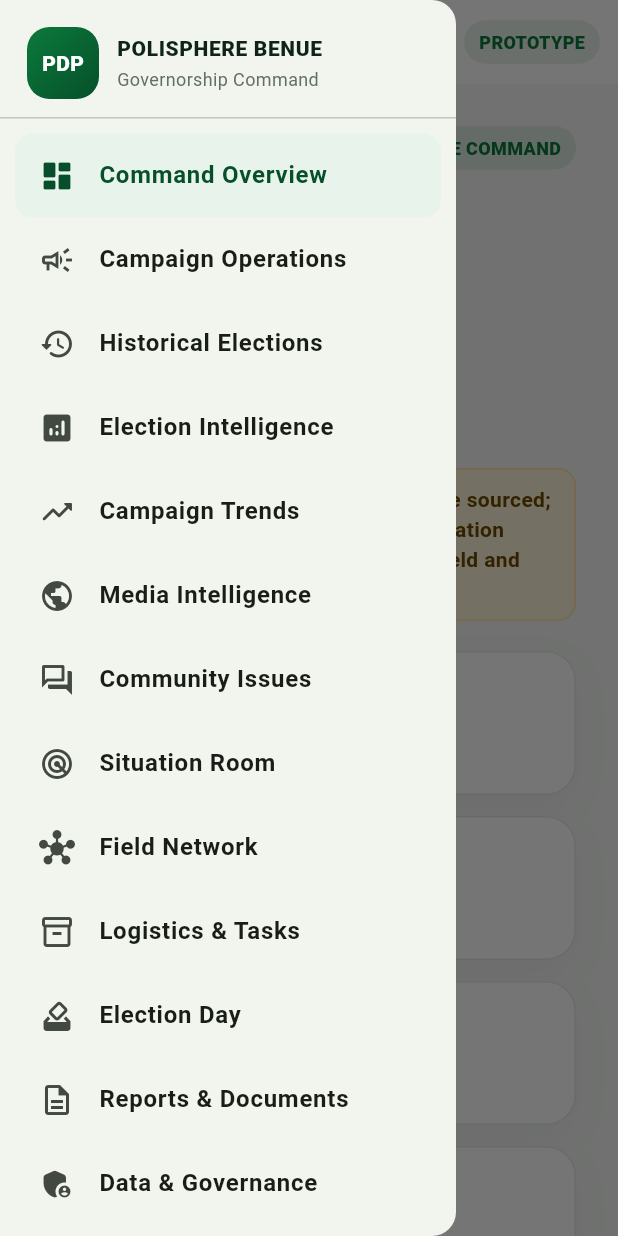
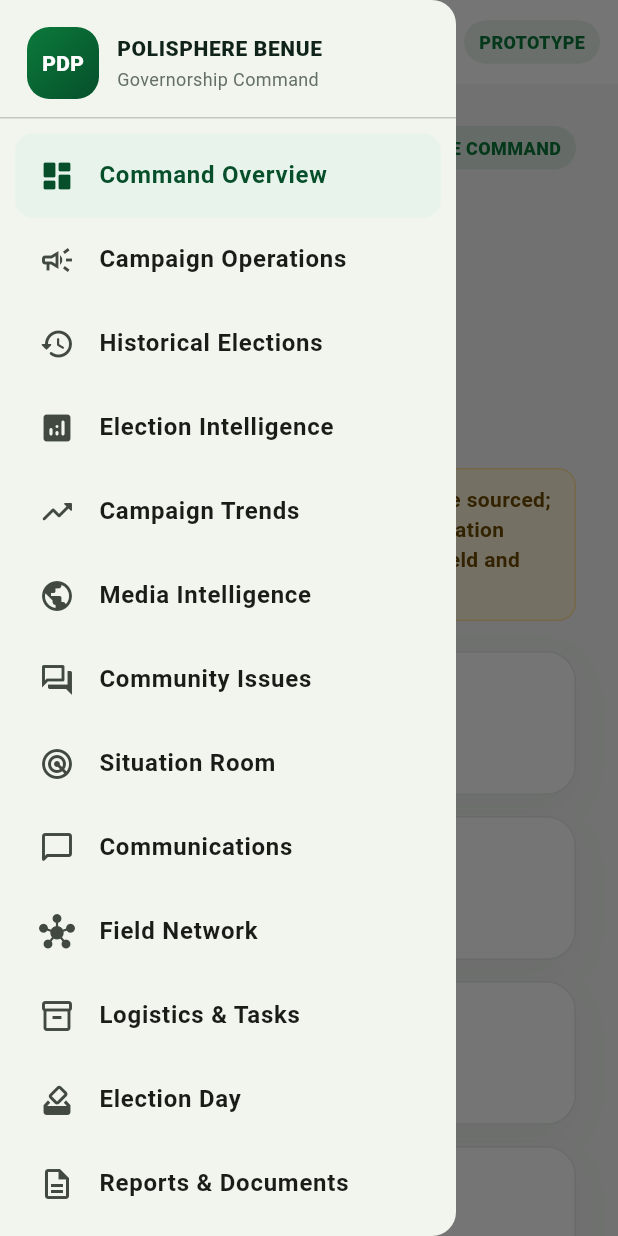
Before and after one commit to Bkzazzau1/benuestatepdp, a Flutter app: the screen it shows after launch, with the side drawer open, on a phone screen of 412 x 824 dp. Run offline on Flutter 3.47's test engine with Material 3 defaults, Android fonts, the phone set to English and light mode, and no system bars; Roboto replaces fonts that are missing (Arial).

Commit message:
Add communications to Benue campaign navigation

```diff
--- a/lib/benue/benue_app.dart
+++ b/lib/benue/benue_app.dart
@@ -1,5 +1,6 @@
 import 'package:flutter/material.dart';
 import 'analytics_pages.dart';
+import 'communications_page.dart';
 import 'operations_pages.dart';
 import 'pages.dart';
 import 'widgets.dart';
@@ -56,6 +57,7 @@ class _CampaignShellState extends State<CampaignShell> {
     _Destination('Media Intelligence', Icons.public_rounded),
     _Destination('Community Issues', Icons.forum_outlined),
     _Destination('Situation Room', Icons.radar_rounded),
+    _Destination('Communications', Icons.chat_bubble_outline_rounded),
     _Destination('Field Network', Icons.hub_rounded),
     _Destination('Logistics & Tasks', Icons.inventory_2_outlined),
     _Destination('Election Day', Icons.how_to_vote_rounded),
@@ -72,6 +74,7 @@ class _CampaignShellState extends State<CampaignShell> {
     MediaIntelligencePage(),
     CommunityIssuesPage(),
     SituationRoomPage(),
+    CommunicationsPage(),
     FieldNetworkPage(),
     LogisticsTasksPage(),
     ElectionDayPage(),
```
